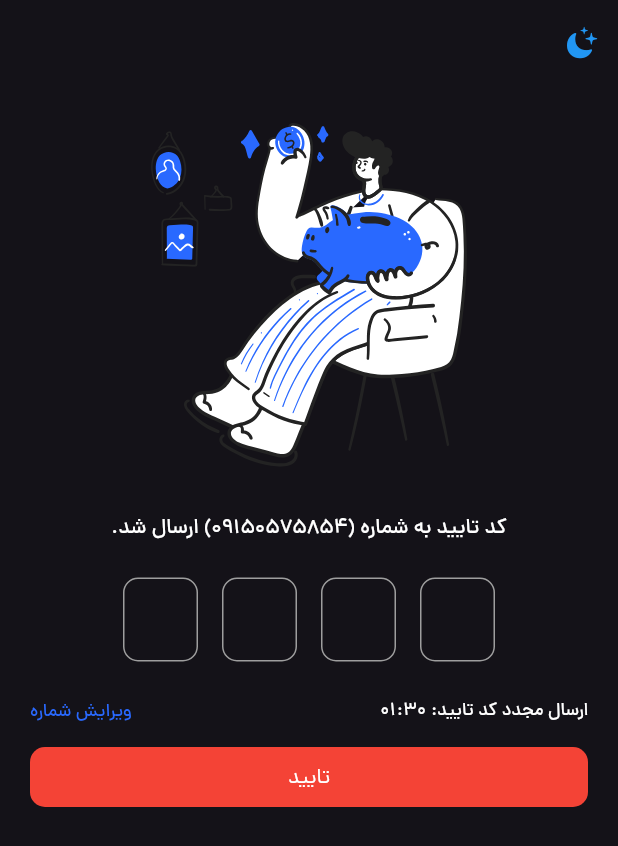
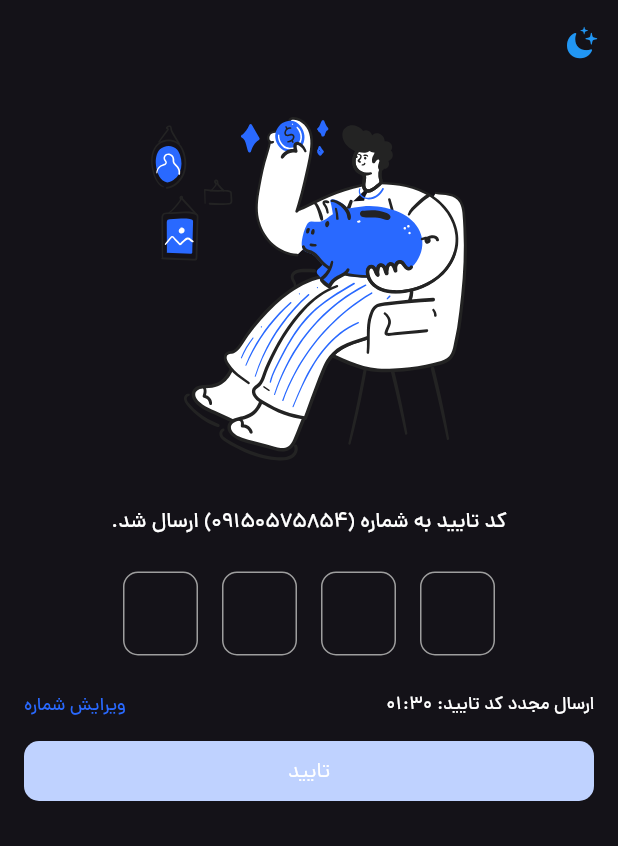
Before and after one commit to rezaabiri/poolino, a Flutter app: the VerifyCodePage screen opened directly, after a tap on an icon or button, on a phone screen of 412 x 824 dp. Shown: the top 846 px of the screen. Run offline on Flutter 3.47's test engine with Material 3 defaults, Android fonts, the phone set to English and light mode, and no system bars; drawn by our look-alikes of pinput; our stand-ins replace bloc, delayed_display, dio, dotted_line, equatable, flutter_bloc and 6 more; missing offline and left inert: animated_snack_bar, delayed_widget, flutter_sms_inbox; accounts and stored records are empty.

Commit message:
افزودن انیمیشن به ویجت ها، افزودن بلاک برای استیت دکمه لاگین، تغییرات دیزاینی

```diff
--- a/lib/common/poolino_colors.dart
+++ b/lib/common/poolino_colors.dart
@@ -7,4 +7,8 @@ class PoolinoColors {
   static Color baseColor = Utils.hexToColor("#2969FF");
   static Color f7Color = Utils.hexToColor("#ECECEC");
   static Color e4Color = Utils.hexToColor("#E4E4E4");
+  static Color disableButtonColor = Utils.hexToColor("#BFD2FF");
+  static Color error = Utils.hexToColor("#BA1A1A");
+  static Color success = Utils.hexToColor("#00BC1C");
+  static Color warning = Utils.hexToColor("#FFBF29");
 }
--- a/lib/common/widgets/buttons/button_primary.dart
+++ b/lib/common/widgets/buttons/button_primary.dart
@@ -1,5 +1,9 @@
 import 'package:flutter/material.dart';
 import 'package:poolino/common/poolino_colors.dart';
+import 'package:delayed_widget/delayed_widget.dart';
+import 'package:delayed_display/delayed_display.dart';
+
+
 
 class ButtonPrimary extends StatelessWidget {
   String text;
@@ -14,6 +18,9 @@ class ButtonPrimary extends StatelessWidget {
       return SizedBox(
         width: MediaQuery.of(context).size.width,
         height: 40,
+        child: DelayedDisplay(
+          fadingDuration: Duration(milliseconds: 300),
+          slidingBeginOffset: Offset(0, 0),
           child: ElevatedButton(
             style: ElevatedButton.styleFrom(
                 backgroundColor: PoolinoColors.baseColor,
@@ -24,12 +31,13 @@ class ButtonPrimary extends StatelessWidget {
             onPressed: onPressed,
             child: Text(text, style: const TextStyle(fontFamily: 'regular', fontSize: 14, color: Colors.white),),
           ),
+        ),
       );
     }
     return Container(
       height: 40,
       decoration: BoxDecoration(
-        color: Colors.red,
+        color: PoolinoColors.disableButtonColor,
         borderRadius: BorderRadius.circular(10),
       ),
       child: Center(
--- /dev/null
+++ b/lib/features/login_feature/presentation/bloc/login_button/login_button_state.dart
@@ -0,0 +1,6 @@
+part of 'login_button_cubit.dart';
+
+class LoginButtonState {
+  bool isCorrect = false;
+  LoginButtonState({required this.isCorrect});
+}
--- a/lib/features/login_feature/presentation/screens/phone_page.dart
+++ b/lib/features/login_feature/presentation/screens/phone_page.dart
@@ -14,6 +14,7 @@ import 'package:poolino/common/widgets/poolino_text_field.dart';
 import 'package:flutter_bloc/flutter_bloc.dart';
 import 'package:poolino/features/login_feature/domain/entities/login_entity.dart';
 import 'package:poolino/features/login_feature/presentation/bloc/login_bloc.dart';
+import 'package:poolino/features/login_feature/presentation/bloc/login_button/login_button_cubit.dart';
 import 'package:poolino/features/login_feature/presentation/bloc/login_status.dart';
 import 'package:poolino/features/login_feature/presentation/screens/verify_code_page.dart';
 import '../../../../../common/theme/ThemeSwitcher.dart';
@@ -22,6 +23,10 @@ import '../../../../common/utils/prefs_opreator.dart';
 import '../../../../locator.dart';
 import '../../../home_feature/presentation/screens/home_page.dart';
 import 'package:page_transition/page_transition.dart';
+import 'package:delayed_display/delayed_display.dart';
+import 'package:delayed_widget/delayed_widget.dart';
+
+
 
 
 class PhonePage extends StatefulWidget {
@@ -34,6 +39,7 @@ class PhonePage extends StatefulWidget {
 class _LoginPageState extends State<PhonePage> {
   OtpFieldController otpController = OtpFieldController();
   final phoneController = TextEditingController();
+  final formKey = GlobalKey<FormState>();
   List<String> nums = [];
 
 
@@ -61,7 +67,11 @@ class _LoginPageState extends State<PhonePage> {
               child: Column(
                 mainAxisAlignment: MainAxisAlignment.center,
                 children: [
-                  SvgPicture.asset("assets/images/login_vector.svg"),
+                  DelayedWidget(
+                      animationDuration: const Duration(seconds: 1),// Not required
+                      animation: DelayedAnimations.SLIDE_FROM_TOP,
+                      child: SvgPicture.asset("assets/images/login_vector.svg")
+                  ),
                   const SizedBox(
                     height: 24,
                   ),
@@ -77,9 +87,18 @@ class _LoginPageState extends State<PhonePage> {
                     height: 24,
                   ),
                   PoolinoTextField(
-                    text: "شماره موبایل", controller: phoneController,
+                    formKey: formKey,
+                    text: "شماره موبایل",
+                    controller: phoneController,
                     maxLength: 11,
                     maxLines: 1,
+                    onChange: (value) {
+                      if(value.length != 11){
+                        BlocProvider.of<LoginButtonCubit>(context).changeState(false);
+                      }else{
+                        BlocProvider.of<LoginButtonCubit>(context).changeState(true);
+                      }
+                    },
                   ),
                   const SizedBox(
                     height: 40,
@@ -91,42 +110,45 @@ class _LoginPageState extends State<PhonePage> {
                       }
                       return false;},*/
 
-                      listenWhen: (previous, current){
-                      if(current.loginStatus is LoginComplete){
+                      listenWhen: (previous, current) {
+                        if (current.loginStatus is LoginComplete) {
                           return true;
                         }
                         return false;
                       },
 
-                      builder: (context, state){
-                        if(state.loginStatus is LoginLoading){
+                      builder: (context, state) {
+                        if (state.loginStatus is LoginLoading) {
                           return const Loading();
                         }
-                        if(state.loginStatus is LoginComplete){
-                          LoginComplete loginComplete = state.loginStatus as LoginComplete;
+                        if (state.loginStatus is LoginComplete) {
+                          LoginComplete loginComplete = state
+                              .loginStatus as LoginComplete;
                           LoginEntity loginEntity = loginComplete.loginEntity;
-
                         }
 
+                        return BlocBuilder<LoginButtonCubit, LoginButtonState>(
+                          builder: (context, state) {
                             return ButtonPrimary(
                               text: "تایید شماره موبایل",
-                          isEnabled: true,
+                              isEnabled: state.isCorrect,
                               onPressed: () {
                                 LoginParams loginParams = LoginParams(
                                     "reza@gmail.com", "123456");
                                 BlocProvider.of<LoginBloc>(context).add(
                                     LoadLoginEvent(loginParams));
-
                               },
                             );
-
-
                           },
-                      listener: (context, state){
+                        );
+                      },
+                      listener: (context, state) {
                         //LoginStatus login = state.loginStatus;
-                        LoginComplete loginen = state.loginStatus as LoginComplete;
+                        LoginComplete loginen = state
+                            .loginStatus as LoginComplete;
                         LoginEntity entity = loginen.loginEntity;
-                        prefsOperator.setSharedData("accessToken", entity.result?.accessToken);
+                        prefsOperator.setSharedData(
+                            "accessToken", entity.result?.accessToken);
 
                         PoolinoSnackBar(
                             icon: CupertinoIcons.checkmark_shield,
@@ -135,7 +157,8 @@ class _LoginPageState extends State<PhonePage> {
 
                         Navigator.pushReplacement(
                             context,
-                            PageTransition(type: PageTransitionType.rightToLeft, child: VerifyCodePage()));
+                            PageTransition(type: PageTransitionType.rightToLeft,
+                                child: VerifyCodePage()));
                       })
                 ],
               ),
--- a/lib/features/login_feature/presentation/screens/verify_code_page.dart
+++ b/lib/features/login_feature/presentation/screens/verify_code_page.dart
@@ -1,4 +1,5 @@
 
+import 'package:flutter/cupertino.dart';
 import 'package:flutter/material.dart';
 import 'package:flutter_svg/flutter_svg.dart';
 import 'package:otp_text_field/otp_field.dart';
@@ -55,7 +56,7 @@ class _LoginPageState extends State<VerifyCodePage> {
        body: SingleChildScrollView(
          clipBehavior: Clip.antiAliasWithSaveLayer,
          child: Padding(
-           padding: const EdgeInsets.all(20),
+           padding: const EdgeInsets.all(16),
            child: Column(
              mainAxisAlignment: MainAxisAlignment.center,
              children: [
@@ -67,9 +68,16 @@ class _LoginPageState extends State<VerifyCodePage> {
                  ),
                ),
                const SizedBox(height: 24,),
-               PinPut(formKey: formKey, pinController: pinController, correctPin: "2002", onComplete: (pin){
+               PinPut(formKey: formKey, pinController: pinController, correctPin: "2002",
+                 onChange: (pin){
+                   BlocProvider.of<VerifyButton>(context).changeState(false);
+                 },
+                 onComplete: (pin){
                  if(pin == "2002"){
                    BlocProvider.of<VerifyButton>(context).changeState(true);
+                 }else {
+                   BlocProvider.of<VerifyButton>(context).changeState(false);
+                   PoolinoSnackBar(icon: CupertinoIcons.clear, type: Constants.ERROR).show(context, "کد تایید صحیح نیست");
                  }
                },),
                const SizedBox(height: 24,),
--- a/lib/features/login_feature/presentation/widgets/pin_put.dart
+++ b/lib/features/login_feature/presentation/widgets/pin_put.dart
@@ -6,7 +6,8 @@ class PinPut extends StatelessWidget {
   final TextEditingController pinController;
   final String correctPin;
   final Function(String) onComplete;
-  PinPut({super.key, required this.formKey, required this.pinController, required this.correctPin, required this.onComplete});
+  final Function(String) onChange;
+  PinPut({super.key, required this.formKey, required this.pinController, required this.correctPin, required this.onChange,required this.onComplete});
   final focusNode = FocusNode();
   final defaultPinTheme = PinTheme(
     width: 50,
@@ -46,7 +47,7 @@ class PinPut extends StatelessWidget {
                 onComplete(pin);
               },
               onChanged: (value) {
-                debugPrint('onChanged: $value');
+                onChange(value);
               },
               cursor: Column(
                 mainAxisAlignment: MainAxisAlignment.end,
--- a/lib/main.dart
+++ b/lib/main.dart
@@ -2,6 +2,7 @@ import 'package:flutter/material.dart';
 import 'package:flutter/services.dart';
 import 'package:flutter_bloc/flutter_bloc.dart';
 import 'package:poolino/features/login_feature/presentation/bloc/login_bloc.dart';
+import 'package:poolino/features/login_feature/presentation/bloc/login_button/login_button_cubit.dart';
 import 'package:poolino/features/login_feature/presentation/bloc/verify_button_event/verify_button_cubit.dart';
 import 'package:poolino/features/login_feature/presentation/screens/phone_page.dart';
 
@@ -19,9 +20,10 @@ void main() async {
 
   runApp(MultiBlocProvider(providers: [
     BlocProvider(create: (_) => ThemeCubit()),
+    BlocProvider.value(value: themeCubit),
+    BlocProvider(create: (_) => locator<LoginBloc>()),
     BlocProvider(create: (_) => VerifyButton()),
-    BlocProvider.value(value: themeCubit),
-    BlocProvider(create: (_) => locator<LoginBloc>())
+    BlocProvider(create: (_) => LoginButtonCubit()),
   ], child: const MyApp(),),
   );
 }
--- a/pubspec.yaml
+++ b/pubspec.yaml
@@ -63,6 +63,8 @@ dev_dependencies:
   shared_preferences: ^2.2.2
   equatable: ^2.0.3
   pinput: ^3.0.1
+  delayed_display: ^2.0.0
+
 
 
 
```
Also changed, not shown: lib/common/widgets/poolino_snackbar.dart (+4 -3 lines), lib/common/widgets/poolino_text_field.dart (+15 -1 lines), lib/features/login_feature/presentation/bloc/login_button/login_button_cubit.dart (added, +12 -0 lines), pubspec.lock. Lines whose indentation alone changed are shown as unchanged.
